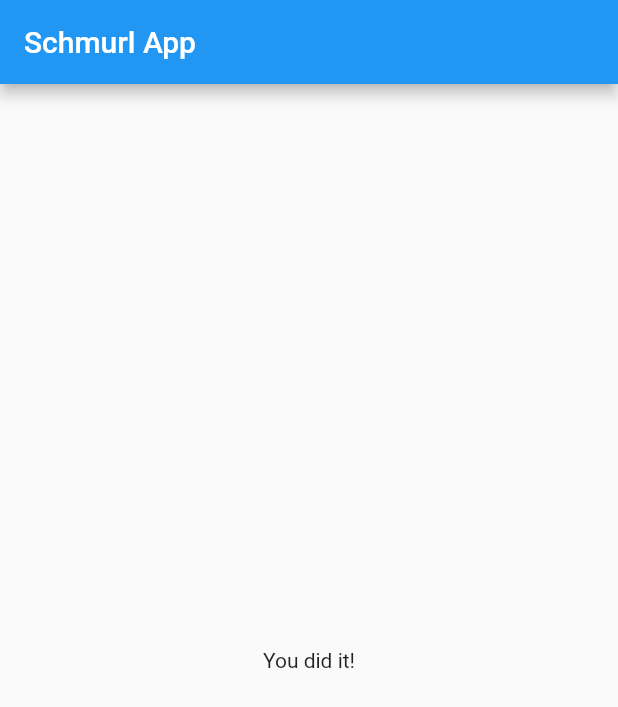
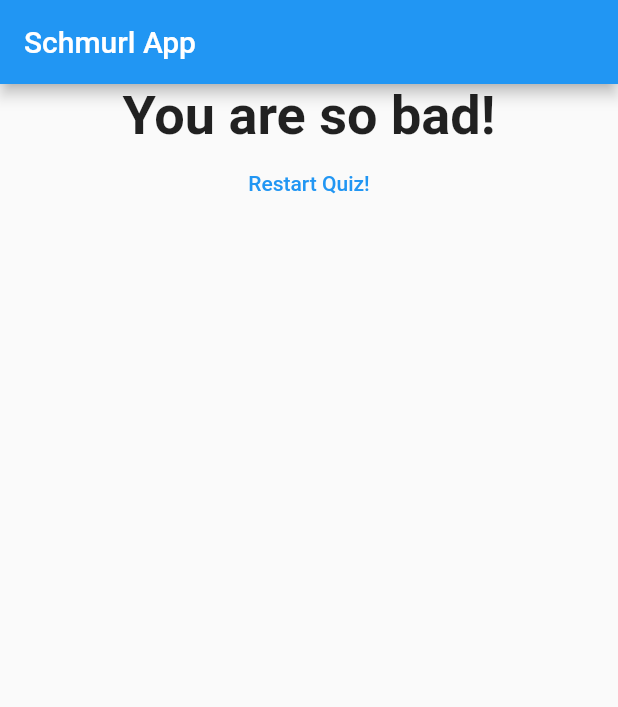
Before and after one commit to ChidiChuks/schmurl_app, a Flutter app: the screen it shows after launch, after a tap on "Black", after a tap on "Lion", after a tap on "Pat", on a phone screen of 412 x 824 dp. Shown: the top 707 px of the screen. Run offline on Flutter 3.47's test engine with Material 2 defaults, Android fonts, the phone set to English and light mode, and no system bars.

```diff
--- a/lib/main.dart
+++ b/lib/main.dart
@@ -24,24 +24,49 @@ class _MyAppState extends State<MyApp> {
   final _questions = const [
     {
       'questionText': 'What\'s your favorite color?',
-      'answers': ['Black', 'Red', 'Green', 'White'],
+      'answers': [
+        {'text': 'Black', 'score': 10},
+        {'text': 'Red', 'score': 5},
+        {'text': 'Green', 'score': 3},
+        {'text': 'White', 'score': 1}
+      ],
     },
     {
       'questionText': 'What\'s your favorite animal?',
-      'answers': ['Cat', 'Lion', 'Eagle', 'Snake']
+      'answers': [
+        {'text': 'Cat', 'score': 10},
+        {'text': 'Lion', 'score': 3},
+        {'text': 'Eagle', 'score': 5},
+        {'text': 'Snake', 'score': 1}
+      ],
     },
     {
       'questionText': 'Who\'s your favorite instructor?',
-      'answers': ['Max', 'Chinedu', 'Pat', 'John']
+      'answers': [
+        {'text': 'Max', 'score': 10},
+        {'text': 'Chinedu', 'score': 3},
+        {'text': 'Pat', 'score': 5},
+        {'text': 'John', 'score': 1}
+      ],
     },
   ];
 
   var _questionIndex = 0;
+  var _totalScore = 0;
 
-  void _answerQuestion() {
+  void _resetQuiz() {
+    setState(() {
+      _questionIndex = 0;
+      _totalScore = 0;
+    });
+  }
+
+  void _answerQuestion(int score) {
 
     // var aBool = true;
     // aBool = false;
+
+    _totalScore += score;
 
     setState(() {
       _questionIndex = _questionIndex + 1;
@@ -66,7 +91,7 @@ class _MyAppState extends State<MyApp> {
         ),
         body: _questionIndex < _questions.length
         ? Quiz(answerQuestion: _answerQuestion, questionIndex: _questionIndex, questions: _questions,) :
-        Result(),
+        Result(_totalScore, _resetQuiz),
       ),
     );
   }
--- a/lib/quiz.dart
+++ b/lib/quiz.dart
@@ -22,8 +22,8 @@ class Quiz extends StatelessWidget {
         Question(
           questions[questionIndex]['questionText'],
         ),
-        ...(questions[questionIndex]['answers'] as List<String>).map((answer) {
-          return Answer(answerQuestion, answer);
+        ...(questions[questionIndex]['answers'] as List<Map<String, Object>>).map((answer) {
+          return Answer(() => answerQuestion(answer['score']), answer['text']);
         }).toList()
       ],
     );
--- a/lib/result.dart
+++ b/lib/result.dart
@@ -1,10 +1,45 @@
 import 'package:flutter/material.dart';
 
 class Result extends StatelessWidget {
+  final int resultScore;
+  final Function resetHandler;
+
+  Result(this.resultScore, this.resetHandler);
+
+  String get resultPhrase {
+    String resultText;
+    if (resultScore <= 8) {
+      resultText = 'You are awesome and innocent!';
+    } else if (resultScore <= 12) {
+      resultText = 'Pretty likeable!';
+    } else if (resultScore <= 16) {
+      resultText = 'You are ... strange?!';
+    } else {
+      resultText = 'You are so bad!';
+    }
+    return resultText;
+  }
+
   @override
   Widget build(BuildContext context) {
     return Center(
-      child: Text('You did it!')
+      child: Column(
+        children: <Widget>[
+          Text(resultPhrase,
+          style: TextStyle(
+            fontSize: 36,
+            fontWeight: FontWeight.bold
+          ),
+          textAlign: TextAlign.center,
+          ),
+          FlatButton(
+            onPressed: resetHandler,
+            child: Text('Restart Quiz!',
+            ),
+            textColor: Colors.blue,
+          ),
+        ],
+      ),
     );
   }
 }
```
